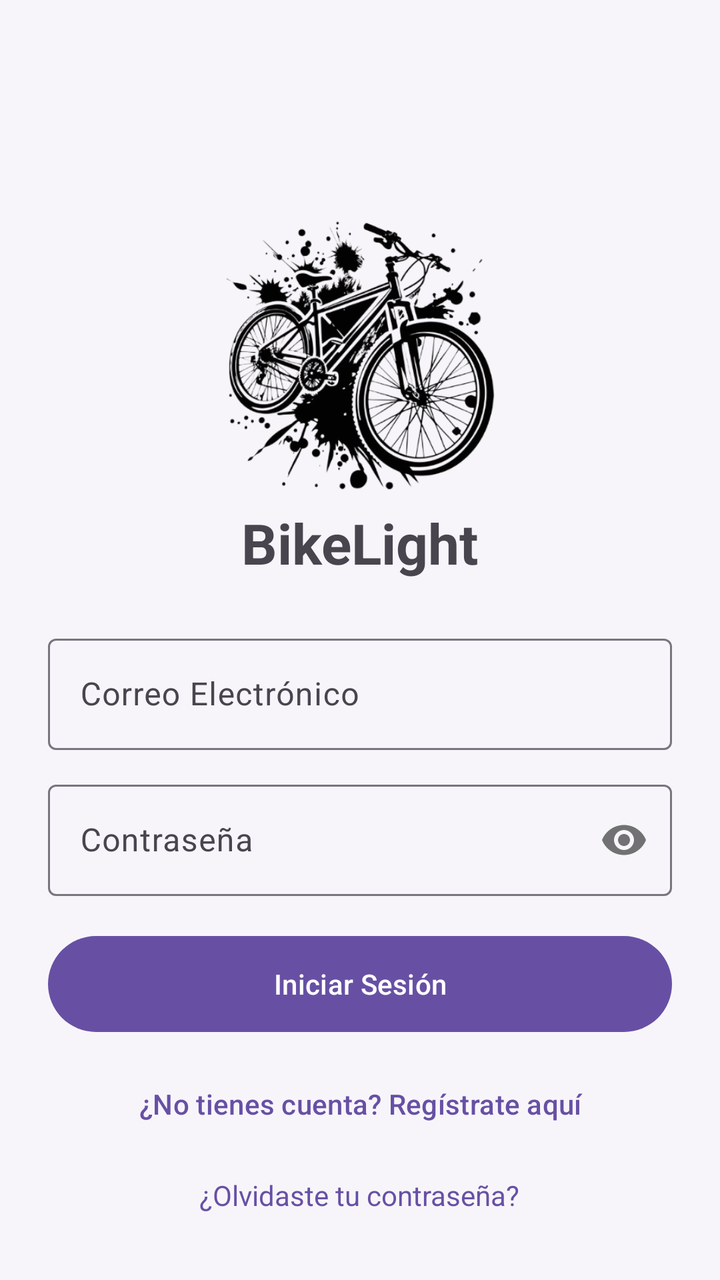
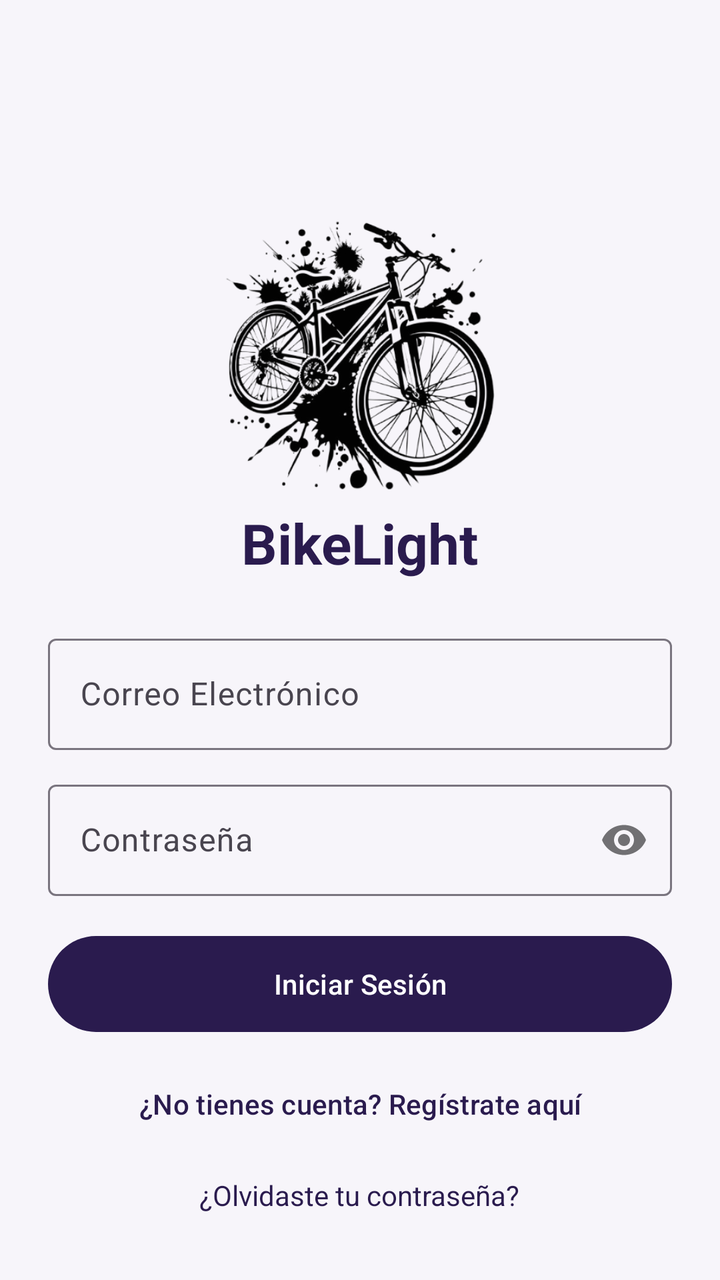

Screens rendered from an Android XML layout before and after an edit, with the pre-edit source and the edit as a unified diff.
<!-- AndroidManifest.xml: application theme Theme.BikeLight -->
<!-- res/layout/activity_autenticacion.xml -->
<?xml version="1.0" encoding="utf-8"?>
<ScrollView xmlns:android="http://schemas.android.com/apk/res/android"
    xmlns:app="http://schemas.android.com/apk/res-auto"
    android:layout_width="match_parent"
    android:layout_height="match_parent"
    android:fillViewport="true"
    android:padding="24dp"
    android:background="@color/bikelight_bg">

    <LinearLayout
        android:layout_width="match_parent"
        android:layout_height="wrap_content"
        android:orientation="vertical"
        android:gravity="center">

        <ImageView
            android:id="@+id/imgLogo"
            android:layout_width="150dp"
            android:layout_height="150dp"
            android:layout_marginTop="70dp"
            app:layout_constraintBottom_toTopOf="@+id/txtSubtitulo"
            app:layout_constraintEnd_toEndOf="parent"
            app:layout_constraintHorizontal_bias="0.498"
            app:layout_constraintStart_toStartOf="parent"
            app:layout_constraintTop_toTopOf="parent"
            app:srcCompat="@drawable/bici" />

        <TextView
            android:id="@+id/tvTitle"
            android:layout_width="wrap_content"
            android:layout_height="wrap_content"
            android:text="BikeLight"
            android:textSize="28sp"
            android:textStyle="bold"
            android:layout_marginBottom="24dp" />

        
        <com.google.android.material.textfield.TextInputLayout
            android:id="@+id/tilFullName"
            android:layout_width="match_parent"
            android:layout_height="wrap_content"
            android:visibility="gone"
            android:layout_marginBottom="12dp"
            android:hint="Nombre completo">

            <com.google.android.material.textfield.TextInputEditText
                android:id="@+id/etFullName"
                android:inputType="textPersonName"
                android:layout_width="match_parent"
                android:layout_height="wrap_content" />
        </com.google.android.material.textfield.TextInputLayout>

        <com.google.android.material.textfield.TextInputLayout
            android:id="@+id/tilUsername"
            android:layout_width="match_parent"
            android:layout_height="wrap_content"
            android:visibility="gone"
            android:layout_marginBottom="12dp"
            android:hint="Nombre de usuario">
            <com.google.android.material.textfield.TextInputEditText
                android:id="@+id/etUsername"
                android:inputType="text"
                android:layout_width="match_parent"
                android:layout_height="wrap_content" />
        </com.google.android.material.textfield.TextInputLayout>

        <com.google.android.material.textfield.TextInputLayout
            android:id="@+id/tilPhone"
            android:layout_width="match_parent"
            android:layout_height="wrap_content"
            android:visibility="gone"
            android:layout_marginBottom="12dp"
            android:hint="Teléfono">

            <com.google.android.material.textfield.TextInputEditText
                android:id="@+id/etPhone"
                android:inputType="phone"
                android:layout_width="match_parent"
                android:layout_height="wrap_content" />
        </com.google.android.material.textfield.TextInputLayout>

        
        <com.google.android.material.textfield.TextInputLayout
            android:id="@+id/tilEmail"
            android:layout_width="match_parent"
            android:layout_height="wrap_content"
            android:layout_marginBottom="12dp"
            android:hint="Correo Electrónico">

            <com.google.android.material.textfield.TextInputEditText
                android:id="@+id/etEmail"
                android:inputType="textEmailAddress"
                android:layout_width="match_parent"
                android:layout_height="wrap_content" />
        </com.google.android.material.textfield.TextInputLayout>

        <com.google.android.material.textfield.TextInputLayout
            android:id="@+id/tilPassword"
            android:layout_width="match_parent"
            android:layout_height="wrap_content"
            android:layout_marginBottom="16dp"
            app:passwordToggleEnabled="true"
            android:hint="Contraseña">

            <com.google.android.material.textfield.TextInputEditText
                android:id="@+id/etPassword"
                android:inputType="textPassword"
                android:layout_width="match_parent"
                android:layout_height="wrap_content" />
        </com.google.android.material.textfield.TextInputLayout>

        
        <com.google.android.material.button.MaterialButton
            android:id="@+id/btnAction"
            android:layout_width="match_parent"
            android:layout_height="56dp"
            android:text="Iniciar Sesión" />

        <com.google.android.material.button.MaterialButton
            android:id="@+id/tvSwitchMode"
            style="@style/Widget.Material3.Button.TextButton"
            android:layout_width="match_parent"
            android:layout_height="wrap_content"
            android:layout_marginTop="8dp"
            android:text="¿No tienes cuenta? Regístrate aquí" />

        <TextView
            android:id="@+id/tvForgotPassword"
            android:layout_width="wrap_content"
            android:layout_height="wrap_content"
            android:layout_marginTop="12dp"
            android:text="¿Olvidaste tu contraseña?"
            android:textColor="?attr/colorPrimary" />
    </LinearLayout>
</ScrollView>
<!-- resources referenced by this layout -->
<resources>
  <color name="bikelight_bg">#F7F5FA</color>
  <!-- drawable bici: png bitmap (drawable, 195847 bytes) -->
  <style name="Theme.BikeLight" parent="Base.Theme.BikeLight" />
  <style name="Base.Theme.BikeLight" parent="Theme.Material3.DayNight.NoActionBar">
          
          
      </style>
</resources>

<!-- the commit's change to res/layout/activity_autenticacion.xml (unified diff, before → after) -->
@@ -32,6 +32,7 @@
             android:text="BikeLight"
             android:textSize="28sp"
             android:textStyle="bold"
+            android:textColor="@color/bikelight_header"
             android:layout_marginBottom="24dp" />
 
         
@@ -114,6 +115,8 @@
             android:id="@+id/btnAction"
             android:layout_width="match_parent"
             android:layout_height="56dp"
+            app:backgroundTint="@color/bikelight_header"
+            android:textColor="@color/white"
             android:text="Iniciar Sesión" />
 
         <com.google.android.material.button.MaterialButton
@@ -122,6 +125,7 @@
             android:layout_width="match_parent"
             android:layout_height="wrap_content"
             android:layout_marginTop="8dp"
+            android:textColor="@color/bikelight_header"
             android:text="¿No tienes cuenta? Regístrate aquí" />
 
         <TextView
@@ -129,7 +133,7 @@
             android:layout_width="wrap_content"
             android:layout_height="wrap_content"
             android:layout_marginTop="12dp"
-            android:text="¿Olvidaste tu contraseña?"
-            android:textColor="?attr/colorPrimary" />
+            android:textColor="@color/bikelight_header"
+            android:text="¿Olvidaste tu contraseña?" />
     </LinearLayout>
 </ScrollView>
<!-- resource entries referenced after the edit -->
@@ -1,6 +1,8 @@
 <!-- resources referenced by this layout -->
 <resources>
   <color name="bikelight_bg">#F7F5FA</color>
+  <color name="bikelight_header">#2A1B4E</color>
+  <color name="white">#FFFFFF</color>
   <!-- drawable bici: png bitmap (drawable, 195847 bytes) -->
   <style name="Theme.BikeLight" parent="Base.Theme.BikeLight" />
   <style name="Base.Theme.BikeLight" parent="Theme.Material3.DayNight.NoActionBar">
